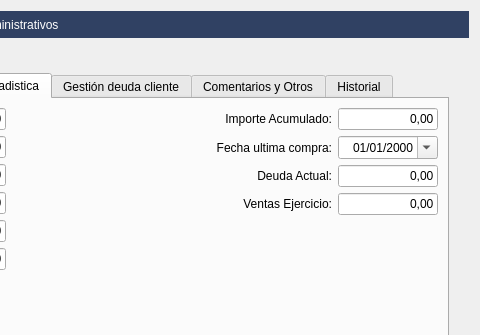
Above: app/ui/frmClientes.ui from MarcArtStudio3D/creative_ERP before the change; both pictures show x 593 to 1073 and y 0 to 335 of the 1073 by 732 pixel window. Below: the same form after it.
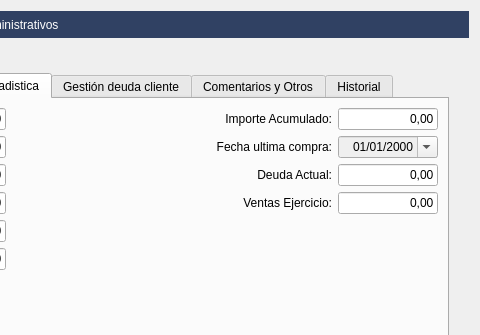
That is the form after the change. The open tabs and pages were chosen to show the change. Icons and pictures are not drawn.

```diff
--- a/app/ui/frmClientes.ui
+++ b/app/ui/frmClientes.ui
@@ -1807,6 +1807,10 @@
                  <height>16777215</height>
                 </size>
                </property>
+               <property name="styleSheet">
+                <string notr="true">color: rgb(0, 0, 0);
+background-color: rgb(239, 239, 239);</string>
+               </property>
                <property name="focusPolicy">
                 <enum>Qt::FocusPolicy::NoFocus</enum>
                </property>
```
Left out of the diff: 9 changed lines with no effect on the pictures.
